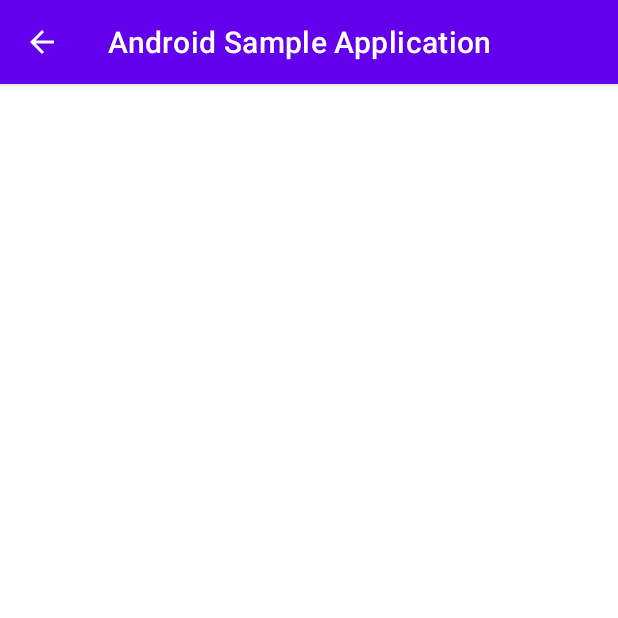
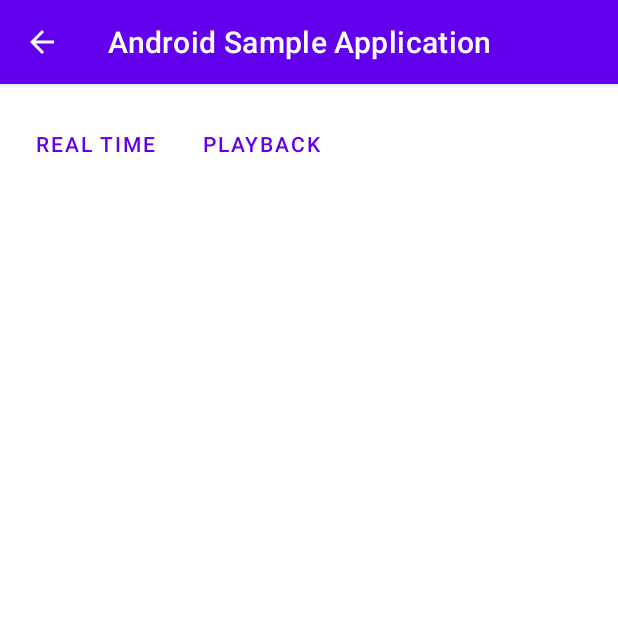
Before and after one commit to piotr-kalanski/android-sample-app, an Android app: the CameraActivity screen opened directly, with no data from a screen before it, on a phone screen of 412 x 824 dp, the top half of it. Run offline under Robolectric (Android 15) with nearby library versions, the phone set to English and light mode, and no system bars; 4 statements that could not run were skipped.

Commit message:
two mock actions in camera details view

```diff
--- a/app/src/main/res/layout/activity_camera.xml
+++ b/app/src/main/res/layout/activity_camera.xml
@@ -8,9 +8,34 @@
 
     <ImageView
         android:id="@+id/image"
+        android:layout_height="wrap_content"
         android:layout_width="match_parent"
-        android:layout_height="100dp"
-        android:layout_weight="1.0"
+        android:adjustViewBounds="true"
         android:scaleType="centerCrop" />
-        <!-- TODO - actions -->
+
+    <LinearLayout
+        android:layout_width="match_parent"
+        android:layout_height="wrap_content"
+        android:orientation="horizontal"
+        android:layout_margin="8dp"
+        android:layout_gravity="center">
+
+        <Button
+            android:id="@+id/showRealTime"
+            style="@style/Widget.MaterialComponents.Button.TextButton"
+            android:layout_width="wrap_content"
+            android:layout_height="match_parent"
+            android:layout_margin="8dp"
+            android:onClick="onRealTimeClicked"
+            android:text="@string/realTime" />
+
+        <Button
+            android:id="@+id/showPlayback"
+            style="@style/Widget.MaterialComponents.Button.TextButton"
+            android:layout_width="wrap_content"
+            android:layout_height="match_parent"
+            android:layout_margin="8dp"
+            android:onClick="onPlaybackClicked"
+            android:text="@string/playback" />
+    </LinearLayout>
 </LinearLayout>
--- a/app/src/main/res/values/strings.xml
+++ b/app/src/main/res/values/strings.xml
@@ -11,4 +11,6 @@
     <string name="menu_gallery">Gallery</string>
     <string name="menu_slideshow">Slideshow</string>
     <string name="menu_cameras">Cameras</string>
+    <string name="realTime">Real time</string>
+    <string name="playback">Playback</string>
 </resources>
```
Also changed, not shown: app/src/main/AndroidManifest.xml (+10 -1 lines), app/src/main/java/com/github/piotrkalanski/ui/camera/CameraActivity.java (+16 -0 lines), app/src/main/java/com/github/piotrkalanski/ui/playback/PlaybackConfigurationActivity.java (added, +16 -0 lines), app/src/main/java/com/github/piotrkalanski/ui/realtime/RealTimeActivity.java (added, +16 -0 lines), app/src/main/res/layout/activity_playback_configuration.xml (added, +9 -0 lines), app/src/main/res/layout/activity_real_time.xml (added, +9 -0 lines).
